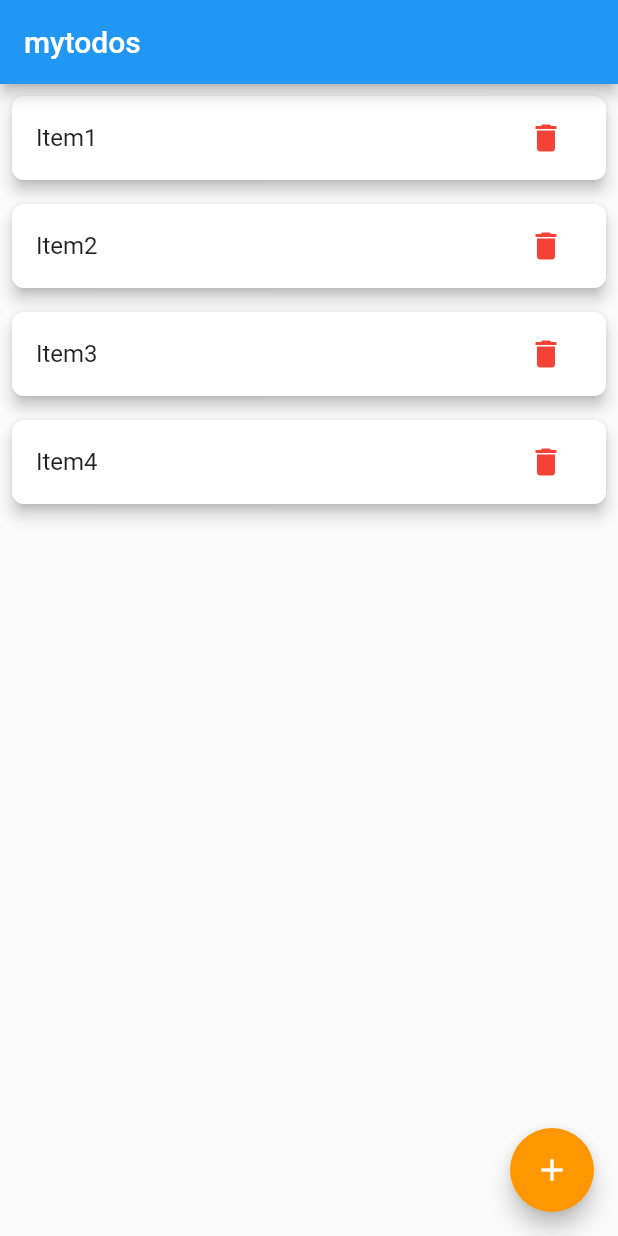
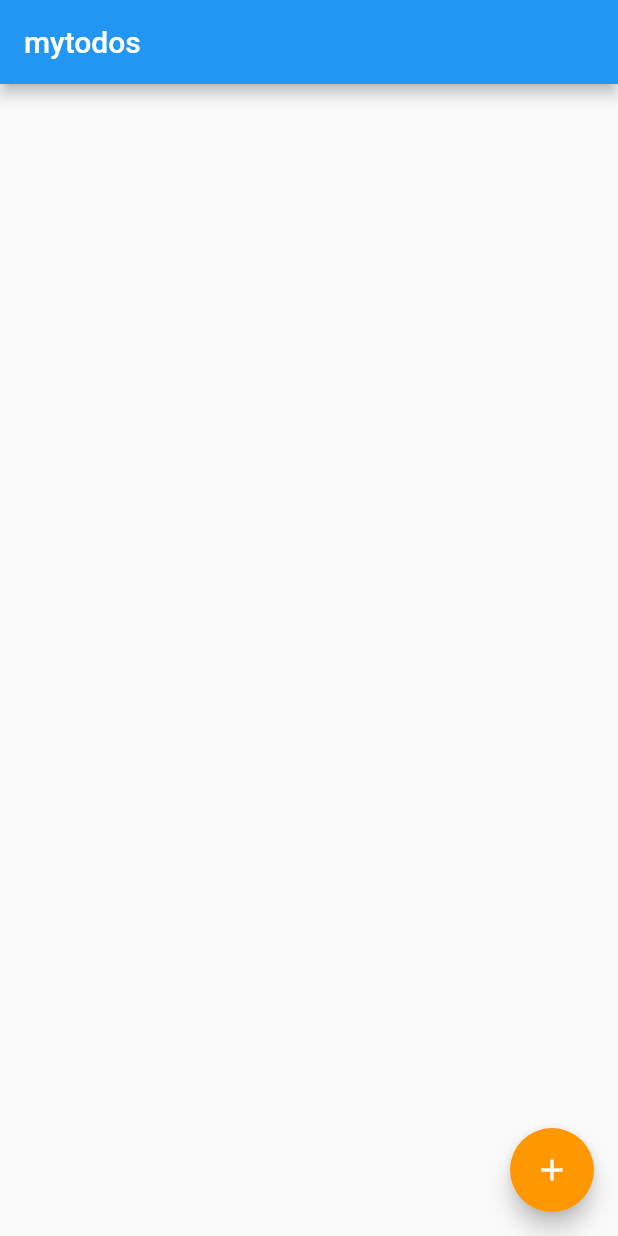
Before and after one commit to jumi1234/flutter_todo, a Flutter app: the screen it shows after launch, on a phone screen of 412 x 824 dp. Run offline on Flutter 3.47's test engine with Material 2 defaults, Android fonts, the phone set to English and light mode, and no system bars.

Commit message:
todo data 임의값 삭제

```diff
--- a/flutter_todo/lib/main.dart
+++ b/flutter_todo/lib/main.dart
@@ -19,14 +19,7 @@ class _MyAppState extends State<MyApp> {
   List todos = List();
   String input = "";
 
-  @override
-  void initState() {
-    super.initState();
-    todos.add("Item1");
-    todos.add("Item2");
-    todos.add("Item3");
-    todos.add("Item4");
-  }
+
 
   @override
   Widget build(BuildContext context) {
```
